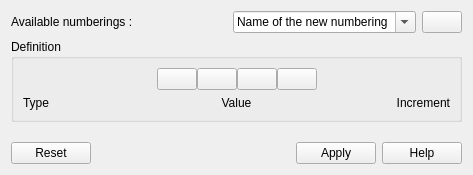
First picture: the form in sources/autoNum/ui/selectautonumw.ui, repository EmilOsvoll/qelectrotech-source-mirror, before the edit.
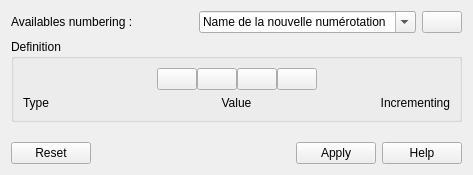
Second picture: the form after the edit. Icons and pictures are not drawn.

```diff
--- a/sources/autoNum/ui/selectautonumw.ui
+++ b/sources/autoNum/ui/selectautonumw.ui
@@ -25,7 +25,7 @@
      <item>
       <widget class="QLabel" name="label">
        <property name="text">
-        <string>Available numberings :</string>
+        <string>Availables numbering :</string>
        </property>
       </widget>
      </item>
@@ -49,7 +49,7 @@
        </property>
        <item>
         <property name="text">
-         <string>Name of the new numbering</string>
+         <string>Name de la nouvelle numérotation</string>
         </property>
        </item>
       </widget>
@@ -249,7 +249,7 @@
                 </sizepolicy>
                </property>
                <property name="text">
-                <string>Increment</string>
+                <string>Incrementing</string>
                </property>
                <property name="alignment">
                 <set>Qt::AlignRight|Qt::AlignTrailing|Qt::AlignVCenter</set>
```
Left out of the diff: 8 changed lines with no effect on the pictures.
